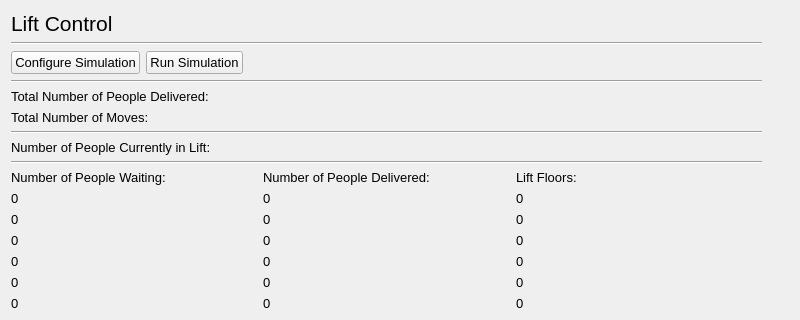
This is lift_control.ui in IsaacCheng9/lift-control-simulation as Qt 5 draws it before an edit; both pictures show x 0 to 800 and y 0 to 320 of the 800 by 800 pixel window. The edited form follows.
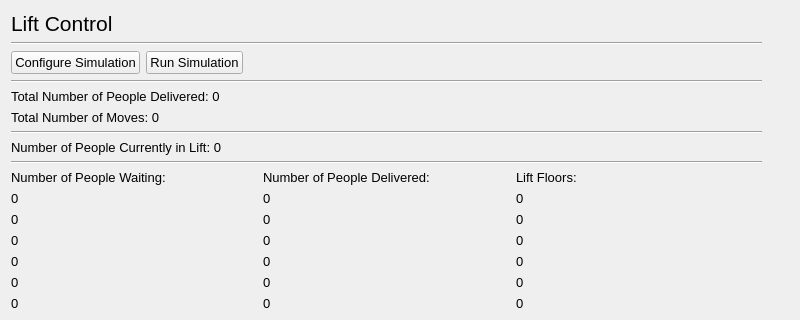
This is the edited form.

```diff
--- a/lift_control.ui
+++ b/lift_control.ui
@@ -92,14 +92,14 @@
      <item>
       <widget class="QLabel" name="lbl_total_delivered">
        <property name="text">
-        <string>Total Number of People Delivered:</string>
+        <string>Total Number of People Delivered: 0</string>
        </property>
       </widget>
      </item>
      <item>
       <widget class="QLabel" name="lbl_total_moves">
        <property name="text">
-        <string>Total Number of Moves:</string>
+        <string>Total Number of Moves: 0</string>
        </property>
       </widget>
      </item>
@@ -113,7 +113,7 @@
      <item>
       <widget class="QLabel" name="lbl_num_in_lift">
        <property name="text">
-        <string>Number of People Currently in Lift:</string>
+        <string>Number of People Currently in Lift: 0</string>
        </property>
       </widget>
      </item>
```
